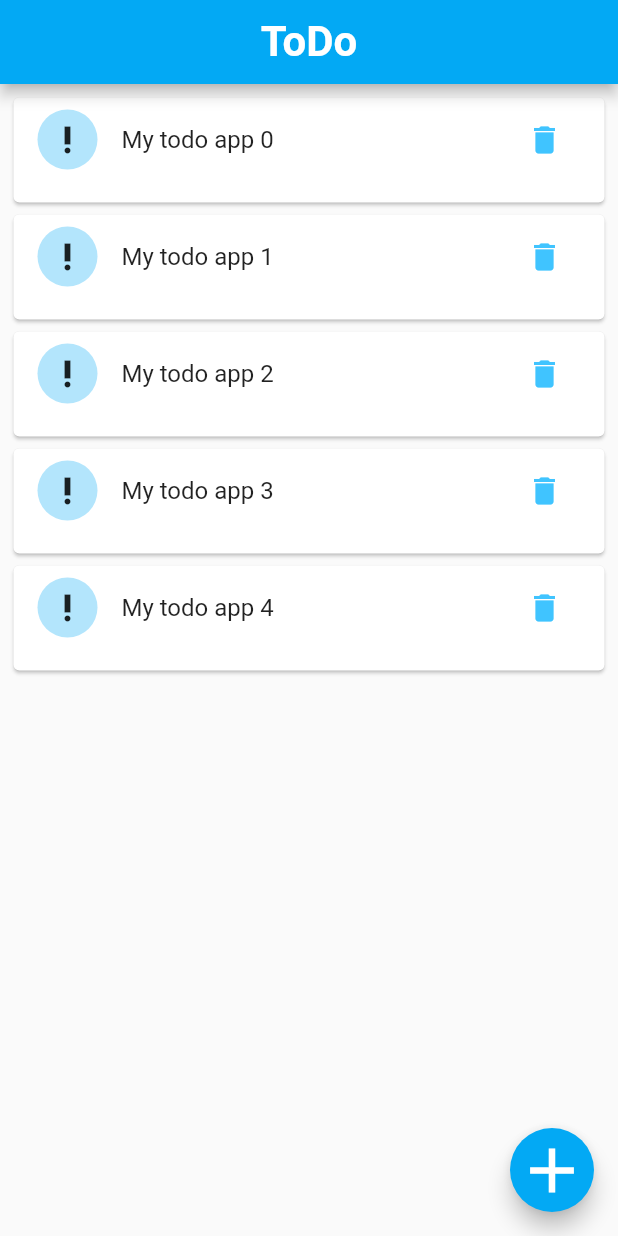
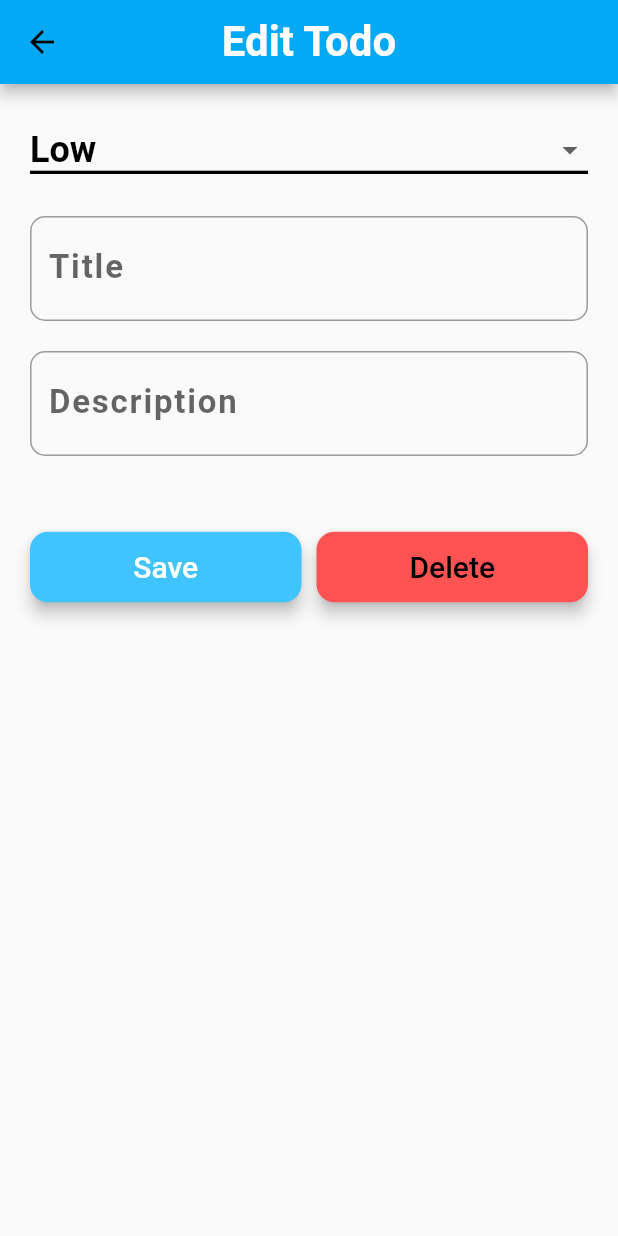
Before and after one commit to iamsourav37/my_first_todo_app, a Flutter app: the screen it shows after launch, after a tap on the "add" icon, on a phone screen of 412 x 824 dp. Run offline on Flutter 3.47's test engine with Material 2 defaults, Android fonts, the phone set to English and light mode, and no system bars.

Commit message:
detail page UI is done

```diff
--- /dev/null
+++ b/lib/screens/detail_page.dart
@@ -0,0 +1,153 @@
+import 'dart:developer';
+
+import 'package:flutter/material.dart';
+
+class DetailPage extends StatefulWidget {
+  @override
+  _DetailPageState createState() => _DetailPageState();
+}
+
+class _DetailPageState extends State<DetailPage> {
+  List<String> _priorities = ['High', 'Low'];
+  String dropDownItemValue = 'Low';
+  final _titleController = TextEditingController();
+  final _descriptionController = TextEditingController();
+
+  @override
+  Widget build(BuildContext context) {
+    return Scaffold(
+      appBar: AppBar(
+        title: Text(
+          "Edit Todo",
+          style: TextStyle(
+            fontSize: 28.0,
+            color: Colors.white,
+            fontWeight: FontWeight.bold,
+          ),
+        ),
+        centerTitle: true,
+      ),
+      body: Padding(
+        padding: const EdgeInsets.all(20.0),
+        child: ListView(
+          children: [
+            DropdownButton(
+              value: dropDownItemValue,
+              isExpanded: true,
+              underline: Container(
+                height: 2.2,
+                color: Colors.black,
+              ),
+              style: TextStyle(
+                fontSize: 24.0,
+                color: Colors.black,
+                fontWeight: FontWeight.bold,
+              ),
+              items: _priorities
+                  .map(
+                    (String dropDownStringItem) => DropdownMenuItem<String>(
+                      value: dropDownStringItem,
+                      child: Text(dropDownStringItem),
+                    ),
+                  )
+                  .toList(),
+              onChanged: (newValue) {
+                setState(() {
+                  this.dropDownItemValue = newValue;
+                });
+              },
+            ),
+            Padding(
+              padding: EdgeInsets.only(top: 20.0),
+              child: TextField(
+                controller: _titleController,
+                style: TextStyle(
+                  fontSize: 26.0,
+                ),
+                decoration: InputDecoration(
+                  labelText: 'Title',
+                  labelStyle: TextStyle(
+                    fontSize: 22.0,
+                    letterSpacing: 1.2,
+                    fontWeight: FontWeight.bold,
+                  ),
+                  border: OutlineInputBorder(
+                    borderRadius: BorderRadius.circular(10.0),
+                  ),
+                ),
+              ),
+            ),
+            Padding(
+              padding: EdgeInsets.only(top: 20.0),
+              child: TextField(
+                controller: _descriptionController,
+                style: TextStyle(
+                  fontSize: 26.0,
+                ),
+                decoration: InputDecoration(
+                  labelText: 'Description',
+                  labelStyle: TextStyle(
+                    fontSize: 22.0,
+                    letterSpacing: 1.2,
+                    fontWeight: FontWeight.bold,
+                  ),
+                  border: OutlineInputBorder(
+                    borderRadius: BorderRadius.circular(10.0),
+                  ),
+                ),
+              ),
+            ),
+            Padding(
+              padding: EdgeInsets.only(top: 50.0),
+              child: Row(
+                children: [
+                  Expanded(
+                    child: RaisedButton(
+                      elevation: 4.4,
+                      onPressed: () {
+                        log("Saved button clicked");
+                      },
+                      color: Colors.lightBlueAccent,
+                      shape: RoundedRectangleBorder(
+                        borderRadius: BorderRadius.circular(12.0),
+                      ),
+                      padding: EdgeInsets.symmetric(vertical: 12.0),
+                      child: Text(
+                        "Save",
+                        style: TextStyle(
+                          fontSize: 20.0,
+                          color: Colors.white,
+                        ),
+                      ),
+                    ),
+                  ),
+                  SizedBox(width: 10.0),
+                  Expanded(
+                    child: RaisedButton(
+                      elevation: 4.4,
+                      onPressed: () {
+                        log("Delete button clicked");
+                      },
+                      color: Colors.redAccent,
+                      shape: RoundedRectangleBorder(
+                        borderRadius: BorderRadius.circular(12.0),
+                      ),
+                      padding: EdgeInsets.symmetric(vertical: 12.0),
+                      child: Text(
+                        "Delete",
+                        style: TextStyle(
+                          fontSize: 20.0,
+                          color: Colors.black,
+                        ),
+                      ),
+                    ),
+                  ),
+                ],
+              ),
+            ),
+          ],
+        ),
+      ),
+    );
+  }
+}
--- a/lib/screens/home_page.dart
+++ b/lib/screens/home_page.dart
@@ -1,4 +1,5 @@
 import 'package:flutter/material.dart';
+import 'detail_page.dart';
 import 'dart:developer';
 
 class HomePage extends StatefulWidget {
@@ -12,7 +13,7 @@ class _HomePageState extends State<HomePage> {
     return Scaffold(
       appBar: AppBar(
         title: Text(
-          "ToDo",
+          "Your Todos",
           style: TextStyle(
             fontSize: 28.0,
             color: Colors.white,
@@ -23,7 +24,16 @@ class _HomePageState extends State<HomePage> {
       ),
       floatingActionButton: FloatingActionButton(
         onPressed: () {
+          // navigate to the detail screen
           log("add button clicked");
+          Navigator.push(
+            context,
+            MaterialPageRoute(
+              builder: (BuildContext context) {
+                return DetailPage();
+              },
+            ),
+          );
         },
         child: Icon(
           Icons.add,
```
